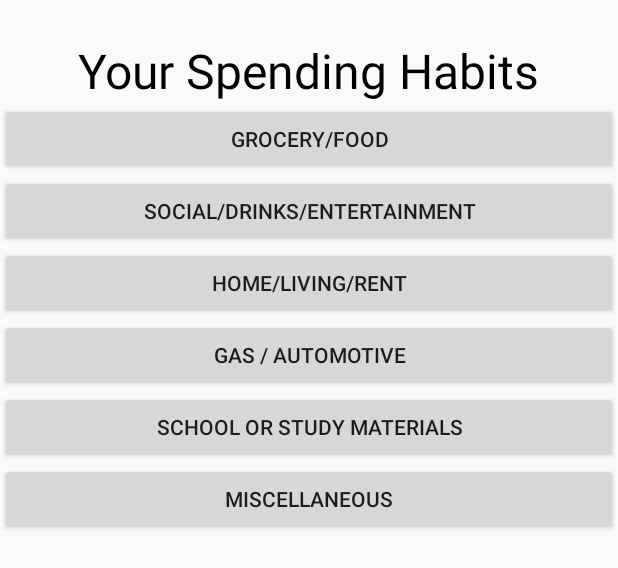
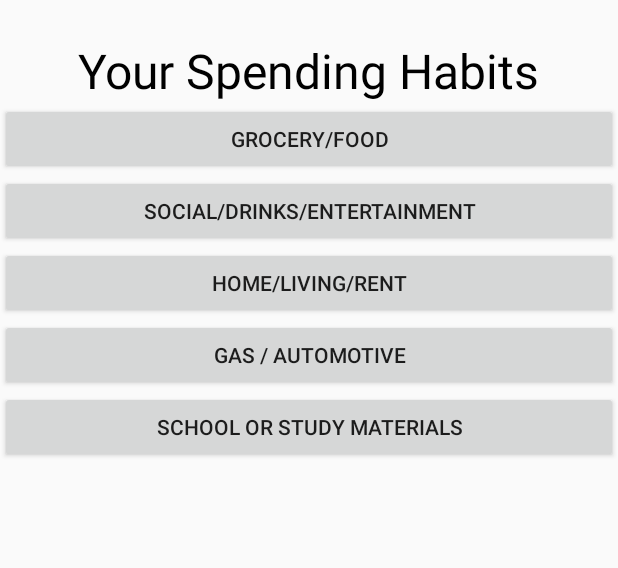
Before and after one commit to JohnB116/COP4656-Group-Proj, an Android app: the layout activity_category.xml on its own in the app's theme, with its tools: preview values and no code run, on a phone screen of 412 x 824 dp. Shown: the top 568 px of the screen. Run offline under Robolectric (Android 15) with nearby library versions, the phone set to English and light mode, and no system bars.

Commit message:
nothing in my lifee works.

```diff
--- a/Fiscalitics/app/src/main/res/layout/activity_category.xml
+++ b/Fiscalitics/app/src/main/res/layout/activity_category.xml
@@ -58,17 +58,9 @@
             android:layout_width="match_parent"
             android:layout_height="wrap_content"/>
 
-        <Button
-            android:id="@+id/categoryMisc"
-            android:layout_centerHorizontal="true"
-            android:layout_below="@+id/categoryEdu"
-            android:text="Miscellaneous"
-            android:layout_width="match_parent"
-            android:layout_height="wrap_content"/>
-
         <FrameLayout
             android:layout_margin="5dp"
-            android:layout_below="@+id/categoryMisc"
+            android:layout_below="@+id/categoryEdu"
             android:id="@+id/barChartFragmentContainer"
             android:layout_width="match_parent"
             android:layout_height="match_parent"/>
```
Also changed, not shown: Fiscalitics/app/src/main/java/com/example/fiscalitics/BarChartFragment.java (+20 -3 lines), Fiscalitics/app/src/main/java/com/example/fiscalitics/Category.java (+53 -6 lines).
